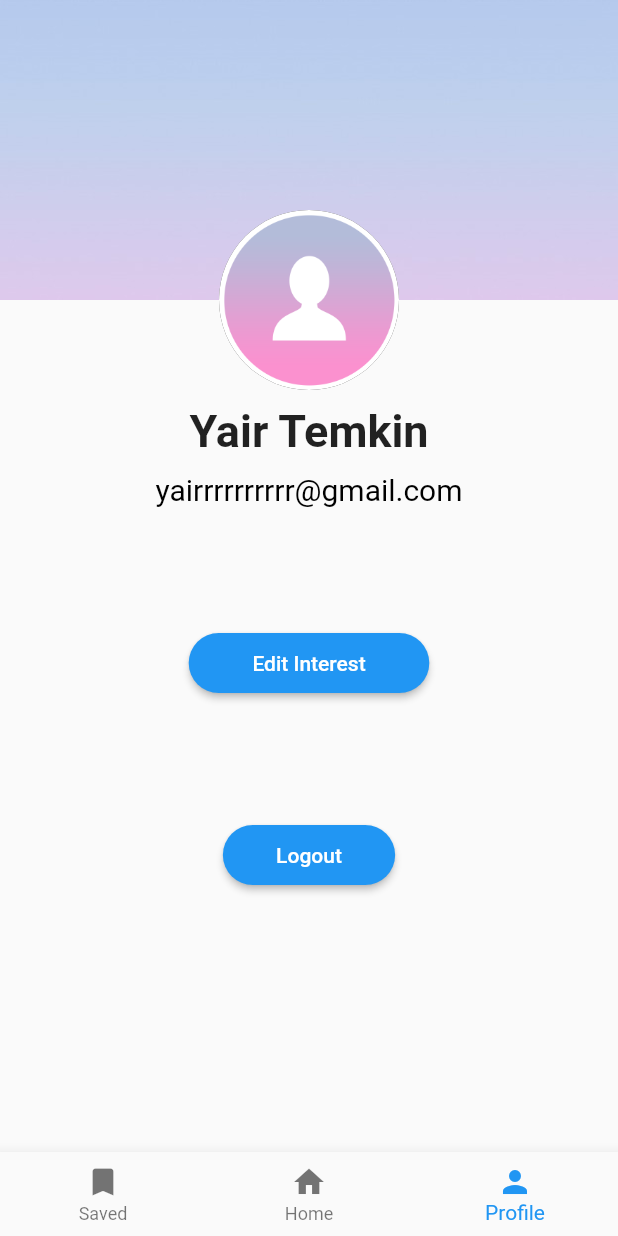
After one commit to MarianaTorresTorres/IntroToSWEProject, a Flutter app: the screen it shows after launch, item 3 of the bottom bar chosen, on a phone screen of 412 x 824 dp. The commit adds this screen. Run offline on Flutter 3.47's test engine with Material 2 defaults, Android fonts, the phone set to English and light mode, and no system bars.

Commit message:
navigator and profile page

```diff
--- /dev/null
+++ b/client/lib/buttons.dart
@@ -0,0 +1,23 @@
+import 'package:flutter/material.dart';
+
+class ButtonWidget extends StatelessWidget {
+  final String text;
+  final VoidCallback onClicked;
+
+  const ButtonWidget({
+    Key? key,
+    required this.text,
+    required this.onClicked,
+  }) : super(key: key);
+
+  @override
+  Widget build(BuildContext context) => ElevatedButton(
+    style: ElevatedButton.styleFrom(
+      shape: StadiumBorder(),
+      onPrimary: Colors.white,
+      padding: EdgeInsets.symmetric(horizontal: 32, vertical: 12),
+    ),
+    child: Text(text),
+    onPressed: onClicked,
+  );
+}
--- a/client/lib/main.dart
+++ b/client/lib/main.dart
@@ -1,3 +1,5 @@
+import 'package:client/nav.dart';
+import 'package:client/routes.dart';
 import 'package:flutter/material.dart';
 
 void main() => runApp(EdYouApp());
@@ -6,11 +8,19 @@ class EdYouApp extends StatelessWidget {
   @override
   Widget build(BuildContext context) {
     return MaterialApp(
-        theme: ThemeData(primaryColor: Color.fromARGB(255, 92, 35, 199)),
-        home: Scaffold(
-            appBar: AppBar(title: Text("Home")),
-            body: Center(
-              child: Text("Hello World"),
-            )));
+        debugShowCheckedModeBanner: false,
+        //theme: ThemeData(primaryColor: Color.fromARGB(255, 92, 35, 199)),
+        //home: Scaffold(
+        //    appBar: AppBar(title: Text("Home")),
+        //    body: Center(
+        //      child: Text("Hello!!"),
+        //    ))
+        //title: 'Navigation',
+        //home: Navigation(),
+        title: 'Profile Page',
+        //theme: ThemeData(fontFamily: 'Poppins'),
+        initialRoute: Navigation.routeName,
+        routes: routes,
+    );
   }
 }
--- /dev/null
+++ b/client/lib/nav.dart
@@ -0,0 +1,169 @@
+import 'package:flutter/material.dart';
+import 'package:client/buttons.dart';
+
+class Navigation extends StatefulWidget {
+  @override
+  _NavigationState createState() => _NavigationState();
+  static String routeName = '/navigation';
+}
+
+class _NavigationState extends State<Navigation> {
+  int _selectedIndex = 0;
+
+  List<Widget> _widgetOptions = [Saved(), Home(), Profile()];
+
+  void _onItemTap(int index) {
+    setState(() {
+      _selectedIndex = index;
+    });
+  }
+
+  @override
+  Widget build(BuildContext context) {
+    return Scaffold(
+      body: IndexedStack(children: [
+        Center(
+          child: _widgetOptions.elementAt(_selectedIndex),
+        ),
+      ]),
+      bottomNavigationBar: BottomNavigationBar(
+        items: const <BottomNavigationBarItem>[
+          BottomNavigationBarItem(
+            icon: Icon(Icons.bookmark),
+            label: 'Saved',
+          ),
+          BottomNavigationBarItem(
+            icon: Icon(Icons.home),
+            label: 'Home',
+          ),
+          BottomNavigationBarItem(
+            icon: Icon(Icons.person),
+            label: 'Profile',
+          ),
+        ],
+        currentIndex: _selectedIndex,
+        onTap: _onItemTap,
+      ),
+    );
+  }
+}
+
+class Saved extends StatefulWidget {
+  @override
+  _SavedState createState() => _SavedState();
+}
+
+class _SavedState extends State<Saved> {
+  @override
+  Widget build(BuildContext context) {
+    return Container(
+      color: Colors.lime,
+      child: const Center(
+        child: Text('Saved'),
+      ),
+    );
+  }
+}
+
+class Home extends StatefulWidget {
+  @override
+  _HomeState createState() => _HomeState();
+}
+
+class _HomeState extends State<Home> {
+  @override
+  Widget build(BuildContext context) {
+    return Container(
+      color: Colors.orange,
+      child: const Center(
+        child: Text('Home'),
+      ),
+    );
+  }
+}
+
+class Profile extends StatefulWidget {
+  @override
+  _ProfileState createState() => _ProfileState();
+}
+
+class _ProfileState extends State<Profile> {
+  final double coverHeight = 200;
+  final double profileHeight = 120;
+  @override
+  Widget build(BuildContext context) {
+    return Scaffold(
+      body: ListView(
+        padding: EdgeInsets.zero,
+        children: <Widget>[
+          buildTop(),
+          buildContent(),
+          const SizedBox(height: 80),
+          Center(child: buildEditInterestButtons()),
+          const SizedBox(height: 80),
+          Center(child: buildLogoutButtons()),
+        ],
+      ),
+    );
+  }
+
+  Widget buildTop() {
+    final top = coverHeight - profileHeight / 2;
+    final bottom = profileHeight / 2;
+    return Stack(
+      clipBehavior: Clip.none,
+      alignment: Alignment.center,
+      children: [
+        Container(
+          margin: EdgeInsets.only(bottom: bottom),
+          child: buildCoverImage(),
+        ),
+        Positioned(
+          top: top,
+          child: buildProfileImage(),
+        ),
+      ],
+    );
+  }
+
+  Widget buildContent() => Column(
+        children: [
+          const SizedBox(height: 10),
+          Text(
+            'Yair Temkin',
+            style: TextStyle(fontSize: 30, fontWeight: FontWeight.bold),
+          ),
+          const SizedBox(height: 10),
+          Text(
+            'yairrrrrrrrrr@gmail.com',
+            style: TextStyle(fontSize: 20, color: Colors.black),
+          ),
+        ],
+      );
+
+  Widget buildEditInterestButtons() => ButtonWidget(
+    text: '   Edit Interest   ',
+    onClicked: () {},
+  );
+
+   Widget buildLogoutButtons() => ButtonWidget(
+    text: ' Logout ',
+    onClicked: () {},
+  );
+
+  Widget buildCoverImage() => Container(
+        color: Colors.purple,
+        child: Image.asset(
+          'assets/background.jpeg',
+          width: double.infinity,
+          height: coverHeight,
+          fit: BoxFit.cover,
+        ),
+      );
+
+  Widget buildProfileImage() => CircleAvatar(
+        radius: profileHeight / 2,
+        backgroundColor: Colors.grey.shade800,
+        backgroundImage: AssetImage('assets/user_default.png'),
+      );
+}
--- /dev/null
+++ b/client/lib/routes.dart
@@ -0,0 +1,8 @@
+import 'package:flutter/widgets.dart';
+import 'package:client/nav.dart';
+
+// We use name route
+// All our routes will be available here
+final Map<String, WidgetBuilder> routes = {
+  Navigation.routeName:(context) => Navigation(),
+};
--- a/client/pubspec.yaml
+++ b/client/pubspec.yaml
@@ -58,9 +58,9 @@ flutter:
   uses-material-design: true
 
   # To add assets to your application, add an assets section, like this:
-  # assets:
-  #   - images/a_dot_burr.jpeg
-  #   - images/a_dot_ham.jpeg
+  assets:
+     - assets/background.jpeg
+     - assets/user_default.png
 
   # An image asset can refer to one or more resolution-specific "variants", see
   # https://flutter.dev/assets-and-images/#resolution-aware.
```
Also changed, not shown: client/assets/background.jpeg (added), client/assets/user_default.png (added), client/pubspec.lock, 5 other files.
